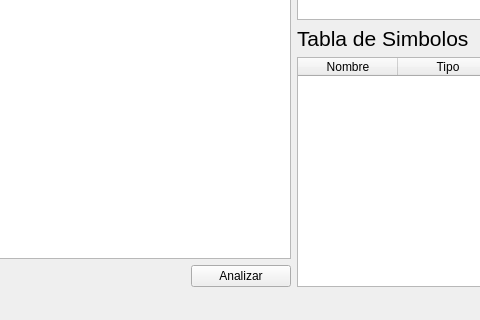
Above: mainwindow.ui from jesusgp22/Prism-geom before the change; both pictures show x 195 to 675 and y 301 to 621 of the 971 by 621 pixel window. Below: the same form after it.
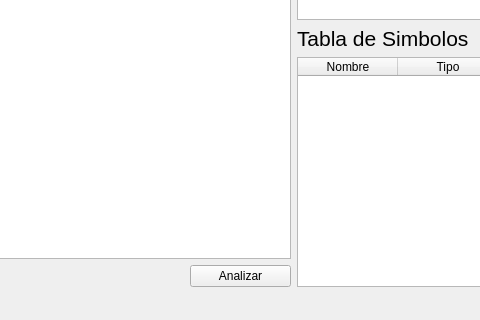
That is the form after the change. Icons and pictures are not drawn.

Commit message: Changed analizar button width

Patch:
```diff
--- a/mainwindow.ui
+++ b/mainwindow.ui
@@ -75,7 +75,7 @@
          <widget class="QPushButton" name="pushButton">
           <property name="maximumSize">
            <size>
-            <width>100</width>
+            <width>101</width>
             <height>16777215</height>
            </size>
           </property>
```
